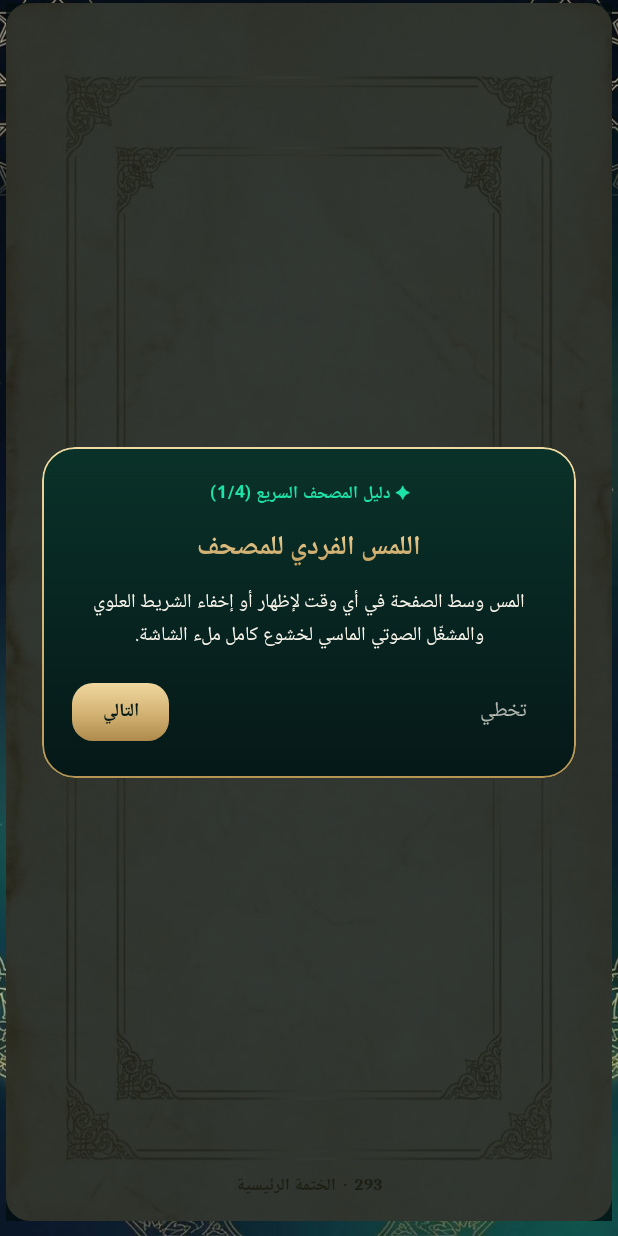
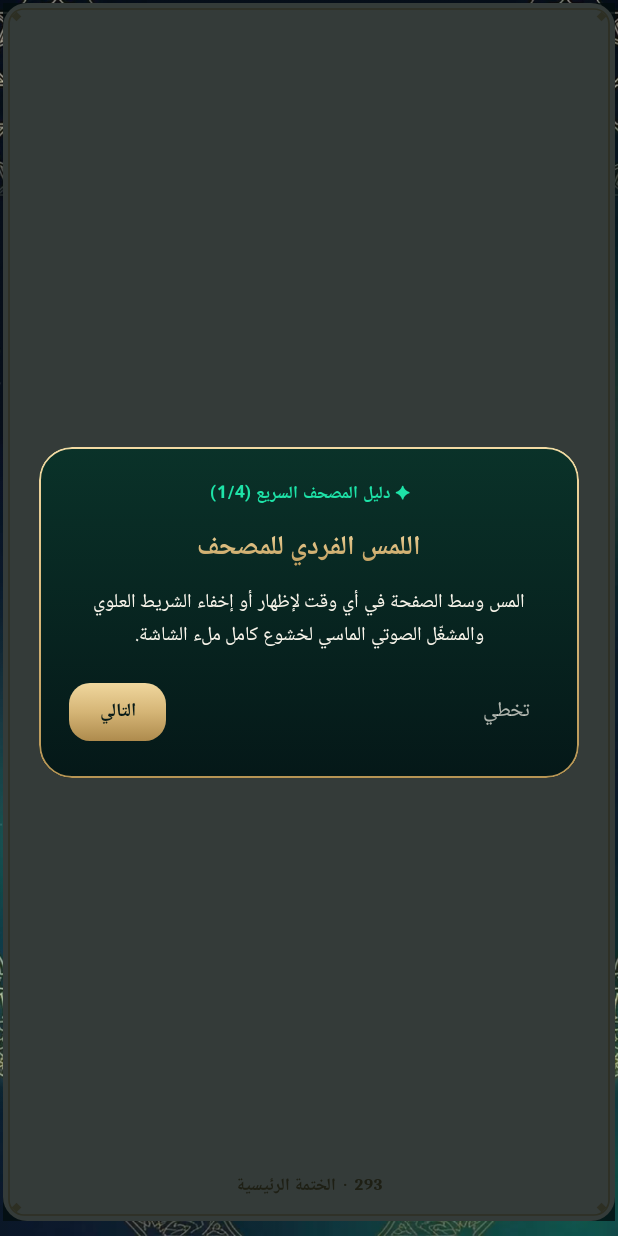
Before and after one commit to mothmane977-cmd/Sakinawaqt, an Android app built with Jetpack Compose: the composable SakinaQuranScreen shown on its own in the app's theme, after a tap on "الكهف", on a phone screen of 412 x 824 dp. Run offline under Robolectric (Android 15) with nearby library versions, the phone set to English and light mode, and no system bars; Roboto replaces fonts that are not available here; 5 statements that could not run were skipped.

Commit message:
Add files via upload

```diff
--- a/app/src/main/java/app/sakina/SakinaLuminousQuranUi.kt
+++ b/app/src/main/java/app/sakina/SakinaLuminousQuranUi.kt
@@ -321,7 +321,7 @@ fun SakinaLuminousQuranScreen(
         Column(
             modifier = Modifier
                 .fillMaxSize()
-                .padding(horizontal = if (state.isReaderOpen) 4.dp else 14.dp)
+                .padding(horizontal = if (state.isReaderOpen) 2.dp else 14.dp)
                 .padding(
                     top = if (state.isReaderOpen) 2.dp else 10.dp,
                     bottom = if (state.isReaderOpen) 2.dp else if (!showBottomDock) hostBottomBarReserve else 0.dp
@@ -1785,24 +1785,40 @@ private fun QuranMushafReaderContent(
                     }
                 )
         ) {
-            if (isParchment) {
-                if (displaySettings.paperColorIdx == 0 && displaySettings.frameThemeIdx == 0) {
-                    Image(
-                        painter = painterResource(id = R.drawable.bg_mushaf_fullscreen_frame),
-                        contentDescription = null,
-                        contentScale = ContentScale.FillBounds,
-                        modifier = Modifier.fillMaxSize()
-                    )
-                } else {
-                    Box(
-                        modifier = Modifier
-                            .fillMaxSize()
-                            .background(chosenPaperColor)
-                            .padding(8.dp)
-                            .border(1.4.dp, chosenFrameColor, RoundedCornerShape(12.dp))
-                            .padding(3.dp)
-                            .border(0.7.dp, chosenFrameColor.copy(alpha = 0.6f), RoundedCornerShape(10.dp))
-                    )
+            // إطار خيط ذهبي واحد نحيف وعريض قريب جداً من حافة الشاشة ليسع أسطر القرآن برحابة دون أي تداخل
+            Box(
+                modifier = Modifier
+                    .fillMaxSize()
+                    .background(if (isParchment) chosenPaperColor else Color(0xFF071B18))
+            ) {
+                Canvas(modifier = Modifier.fillMaxSize()) {
+                    val m = 4.dp.toPx()
+                    val strokeColor = if (isParchment) chosenFrameColor else SakinaLuxuryColors.ChampagneGold.copy(alpha = 0.72f)
+                    drawRoundRect(
+                        color = strokeColor,
+                        topLeft = Offset(m, m),
+                        size = Size(size.width - m * 2, size.height - m * 2),
+                        cornerRadius = CornerRadius(10.dp.toPx(), 10.dp.toPx()),
+                        style = Stroke(width = 1.15.dp.toPx())
+                    )
+                    // زخرفة معيّنة صغيرة وأنيقة جداً في الزوايا الأربع
+                    val d = 3.2.dp.toPx()
+                    val cOff = m + 5.dp.toPx()
+                    listOf(
+                        Offset(cOff, cOff),
+                        Offset(size.width - cOff, cOff),
+                        Offset(cOff, size.height - cOff),
+                        Offset(size.width - cOff, size.height - cOff)
+                    ).forEach { center ->
+                        val p = Path().apply {
+                            moveTo(center.x, center.y - d)
+                            lineTo(center.x + d, center.y)
+                            lineTo(center.x, center.y + d)
+                            lineTo(center.x - d, center.y)
+                            close()
+                        }
+                        drawPath(p, color = strokeColor)
+                    }
                 }
             }
 
@@ -1851,10 +1867,10 @@ private fun QuranMushafReaderContent(
                             onLongClick = { showLongPressDialog = true }
                         )
                         .padding(
-                            start = 26.dp,
-                            end = 26.dp,
-                            top = 30.dp,
-                            bottom = 44.dp
+                            start = 15.dp,
+                            end = 15.dp,
+                            top = 18.dp,
+                            bottom = 36.dp
                         )
                 ) {
                     val combinedAyahs = buildAnnotatedString {
@@ -2531,7 +2547,7 @@ private fun KineticWaveMiniPlayer(
     Box(
         modifier = Modifier
             .fillMaxWidth()
-            .height(58.dp)
+            .height(68.dp)
             .clip(RoundedCornerShape(22.dp))
             .background(Brush.horizontalGradient(listOf(Color(0xFF06231D), Color(0xFF0A332A), Color(0xFF051819))))
             .border(1.1.dp, SakinaLuxuryPalette.MetallicGoldTextBrush, RoundedCornerShape(22.dp))
@@ -2622,11 +2638,12 @@ private fun KineticWaveMiniPlayer(
                         SurahAudioStatus.DOWNLOADING -> "${player.reciterName} · ${(player.downloadProgress * 100).roundToInt()}%"
                         SurahAudioStatus.NOT_DOWNLOADED -> "${player.reciterName} · ${strings.downloadFormat.format(player.audioSizeMb)}"
                     }
+                    Spacer(modifier = Modifier.height(2.dp))
                     Text(
                         text = subtitle,
-                        color = SakinaOrbitalColors.WarmCream.copy(alpha = 0.85f),
+                        color = SakinaOrbitalColors.WarmCream.copy(alpha = 0.88f),
                         fontSize = 11.sp,
-                        lineHeight = 14.sp,
+                        lineHeight = 18.sp,
                         fontFamily = bodyFontFamily,
                         style = TextStyle(fontFeatureSettings = "tnum", platformStyle = PlatformTextStyle(includeFontPadding = false)),
                         maxLines = 1,
@@ -2709,7 +2726,7 @@ private fun ExpandedLuxuryAudioOverlay(
             Column(
                 modifier = Modifier
                     .fillMaxWidth()
-                    .padding(start = 26.dp, end = 26.dp, top = 46.dp, bottom = 22.dp),
+                    .padding(start = 20.dp, end = 20.dp, top = 30.dp, bottom = 12.dp),
                 horizontalAlignment = Alignment.CenterHorizontally
             ) {
                 Text(
@@ -2717,7 +2734,7 @@ private fun ExpandedLuxuryAudioOverlay(
                     style = TextStyle(
                         brush = SakinaLuxuryPalette.MetallicGoldTextBrush,
                         shadow = SakinaLuxuryPalette.GoldEngravedShadow,
-                        fontSize = 21.sp,
+                        fontSize = 17.sp,
                         fontWeight = FontWeight.Bold,
                         fontFamily = headingFontFamily,
                         platformStyle = PlatformTextStyle(includeFontPadding = false)
@@ -2738,7 +2755,7 @@ private fun ExpandedLuxuryAudioOverlay(
                         .padding(horizontal = 10.dp, vertical = 3.dp)
                 )
 
-                Spacer(modifier = Modifier.height(16.dp))
+                Spacer(modifier = Modifier.height(6.dp))
 
                 // شريط التمرير الذهبي التفاعلي (اللمس + السحب)
                 val progress = if (player.totalDurationSec > 0) {
@@ -2817,7 +2834,7 @@ private fun ExpandedLuxuryAudioOverlay(
                     )
                 }
 
-                Spacer(modifier = Modifier.height(10.dp))
+                Spacer(modifier = Modifier.height(4.dp))
 
                 // أزرار التحكم المحورية (-10s · Play/Pause · +10s)
                 Row(
@@ -2845,7 +2862,7 @@ private fun ExpandedLuxuryAudioOverlay(
                                 SurahAudioStatus.DOWNLOADING -> Unit
                             }
                         },
-                        size = 68.dp
+                        size = 52.dp
                     ) {
                         when (player.audioStatus) {
                             SurahAudioStatus.DOWNLOADING -> CircularProgressIndicator(
@@ -2880,7 +2897,7 @@ private fun ExpandedLuxuryAudioOverlay(
                     )
                 }
 
-                Spacer(modifier = Modifier.height(16.dp))
+                Spacer(modifier = Modifier.height(6.dp))
 
                 Row(
                     modifier = Modifier.fillMaxWidth(),
```
Also changed, not shown: app/src/main/java/app/sakina/Mainactivity.kt (+8 -2 lines), app/src/main/java/app/sakina/SakinaLuxuryNotifications.kt (+26 -5 lines).
